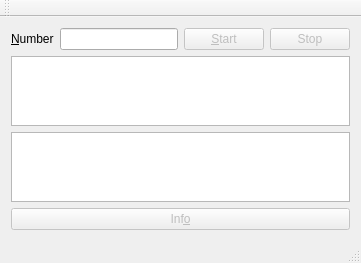
First picture: the form in Goldbach/mainwindow.ui, repository robertovargas97/GoldbachCalculator, before the edit.
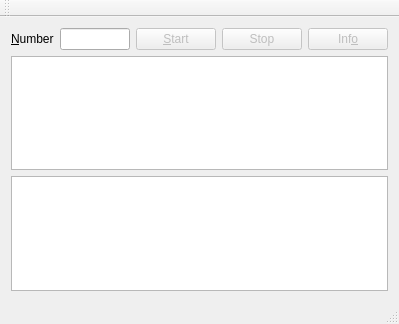
Second picture: the form after the edit.

What changed in the file:
```diff
--- a/Goldbach/mainwindow.ui
+++ b/Goldbach/mainwindow.ui
@@ -9,8 +9,8 @@
    <rect>
     <x>0</x>
     <y>0</y>
-    <width>361</width>
-    <height>253</height>
+    <width>399</width>
+    <height>324</height>
    </rect>
   </property>
   <property name="windowTitle">
@@ -53,6 +53,16 @@
         </property>
        </widget>
       </item>
+      <item>
+       <widget class="QPushButton" name="pushButtonInfo">
+        <property name="enabled">
+         <bool>false</bool>
+        </property>
+        <property name="text">
+         <string>Inf&amp;o</string>
+        </property>
+       </widget>
+      </item>
      </layout>
     </item>
     <item>
@@ -68,16 +78,6 @@
       </property>
      </widget>
     </item>
-    <item>
-     <widget class="QPushButton" name="pushButtonInfo">
-      <property name="enabled">
-       <bool>false</bool>
-      </property>
-      <property name="text">
-       <string>Inf&amp;o</string>
-      </property>
-     </widget>
-    </item>
    </layout>
   </widget>
   <widget class="QMenuBar" name="menuBar">
```
Left out of the diff: 4 changed lines with no effect on the pictures.
